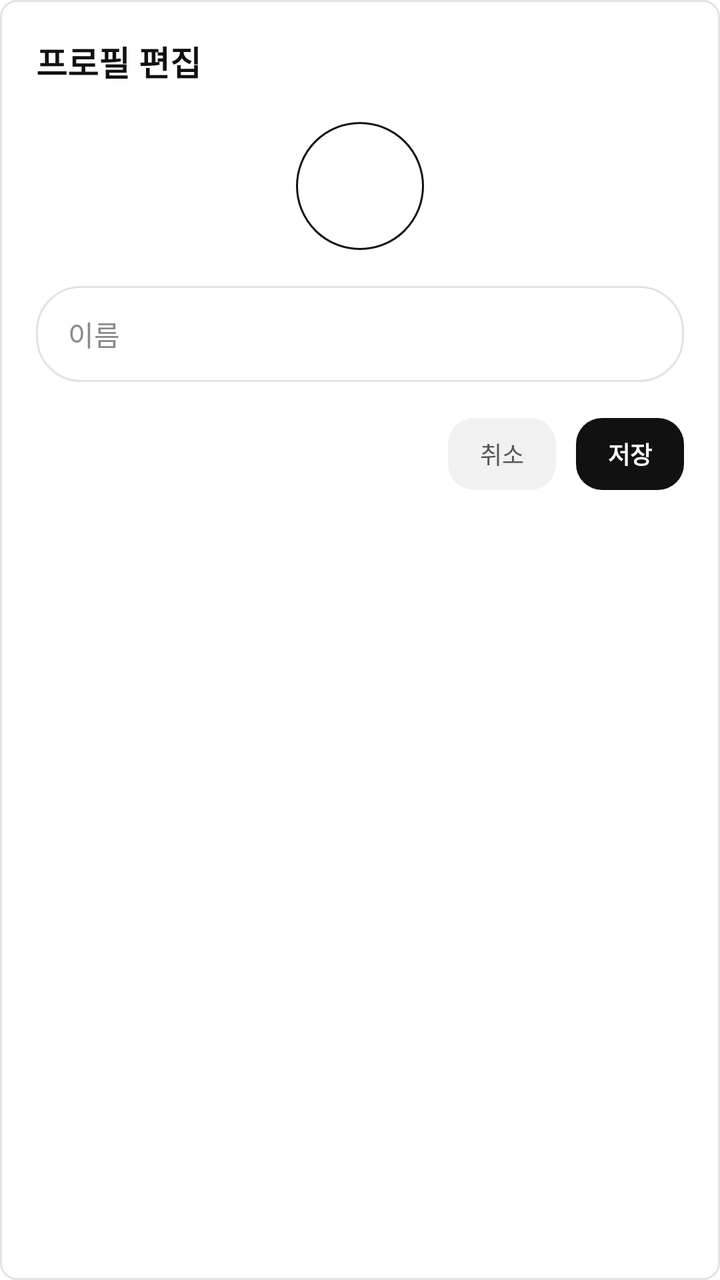
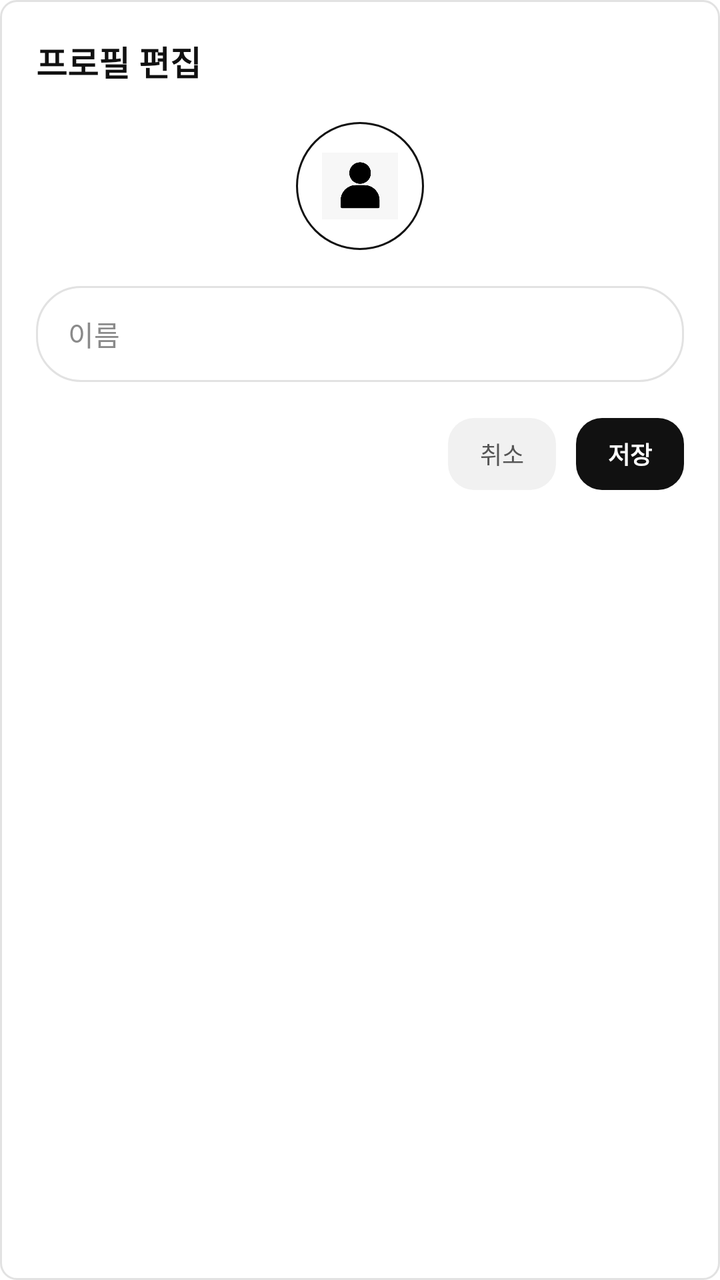

Before-and-after screenshots of an Android layout around one commit, followed by the original layout XML and the change that was made.
<!-- AndroidManifest.xml: application theme Theme.TrailNote -->
<!-- res/layout/dialog_edit_profile.xml -->
<?xml version="1.0" encoding="utf-8"?>
<LinearLayout xmlns:android="http://schemas.android.com/apk/res/android"
    android:layout_width="match_parent"
    android:layout_height="wrap_content"
    android:background="@drawable/bg_card"
    android:orientation="vertical"
    android:padding="18dp">

    <TextView
        style="@style/TrailText.Section"
        android:layout_width="match_parent"
        android:layout_height="wrap_content"
        android:text="&#54532;&#47196;&#54596; &#54200;&#51665;"
        android:textSize="17sp" />

    <TextView
        android:id="@+id/avatarPreviewText"
        android:layout_width="64dp"
        android:layout_height="64dp"
        android:layout_gravity="center_horizontal"
        android:layout_marginTop="18dp"
        android:background="@drawable/bg_profile_avatar"
        android:gravity="center"
        android:textColor="@color/trail_ink"
        android:textSize="30sp" />

    <EditText
        android:id="@+id/nameEditText"
        android:layout_width="match_parent"
        android:layout_height="48dp"
        android:layout_marginTop="18dp"
        android:background="@drawable/bg_input_rounded"
        android:hint="&#51060;&#47492;"
        android:inputType="textPersonName|textNoSuggestions"
        android:paddingStart="16dp"
        android:paddingEnd="16dp"
        android:singleLine="true"
        android:textColor="@color/trail_ink"
        android:textColorHint="@color/trail_muted"
        android:textSize="14sp" />

    <LinearLayout
        android:layout_width="match_parent"
        android:layout_height="wrap_content"
        android:layout_marginTop="18dp"
        android:gravity="end"
        android:orientation="horizontal">

        <TextView
            android:id="@+id/cancelButton"
            android:layout_width="wrap_content"
            android:layout_height="36dp"
            android:background="@drawable/bg_profile_small_button"
            android:gravity="center"
            android:paddingStart="16dp"
            android:paddingEnd="16dp"
            android:text="&#52712;&#49548;"
            android:textColor="@color/trail_text_secondary"
            android:textSize="12sp" />

        <TextView
            android:id="@+id/saveButton"
            android:layout_width="wrap_content"
            android:layout_height="36dp"
            android:layout_marginStart="10dp"
            android:background="@drawable/bg_profile_save_button"
            android:gravity="center"
            android:paddingStart="16dp"
            android:paddingEnd="16dp"
            android:text="&#51200;&#51109;"
            android:textColor="@color/white"
            android:textSize="12sp"
            android:textStyle="bold" />
    </LinearLayout>
</LinearLayout>
<!-- resources referenced by this layout -->
<resources>
  <color name="trail_ink">#FF111111</color>
  <color name="trail_muted">#FF8A8A8A</color>
  <color name="trail_text_secondary">#FF555555</color>
  <color name="white">#FFFFFFFF</color>
  <!-- drawable bg_card (drawable) -->
  <?xml version="1.0" encoding="utf-8"?>
  <shape xmlns:android="http://schemas.android.com/apk/res/android">
      <solid android:color="@color/white" />
      <stroke android:width="1dp" android:color="@color/trail_line" />
      <corners android:radius="@dimen/card_radius" />
  </shape>
  <!-- drawable bg_input_rounded (drawable) -->
  <?xml version="1.0" encoding="utf-8"?>
  <shape xmlns:android="http://schemas.android.com/apk/res/android">
      <solid android:color="@color/white" />
      <stroke android:width="1dp" android:color="@color/trail_line" />
      <corners android:radius="22dp" />
      <padding android:left="16dp" android:top="11dp" android:right="16dp" android:bottom="11dp" />
  </shape>
  <!-- drawable bg_profile_avatar (drawable) -->
  <?xml version="1.0" encoding="utf-8"?>
  <shape xmlns:android="http://schemas.android.com/apk/res/android" android:shape="oval">
      <solid android:color="@color/white" />
      <stroke android:width="1dp" android:color="@color/trail_ink" />
  </shape>
  <!-- drawable bg_profile_save_button (drawable) -->
  <?xml version="1.0" encoding="utf-8"?>
  <shape xmlns:android="http://schemas.android.com/apk/res/android">
      <solid android:color="@color/trail_ink" />
      <corners android:radius="13dp" />
      <padding android:left="10dp" android:top="5dp" android:right="10dp" android:bottom="5dp" />
  </shape>
  <!-- drawable bg_profile_small_button (drawable) -->
  <?xml version="1.0" encoding="utf-8"?>
  <shape xmlns:android="http://schemas.android.com/apk/res/android">
      <solid android:color="@color/trail_chip" />
      <corners android:radius="13dp" />
      <padding android:left="10dp" android:top="5dp" android:right="10dp" android:bottom="5dp" />
  </shape>
  <style name="TrailText.Section" parent="TrailText.Base">
          <item name="android:textColor">@color/trail_ink</item>
          <item name="android:textSize">14sp</item>
          <item name="android:textStyle">bold</item>
      </style>
  <style name="Theme.TrailNote" parent="Theme.MaterialComponents.DayNight.NoActionBar">
          <item name="colorPrimary">@color/trail_ink</item>
          <item name="colorPrimaryVariant">@color/trail_ink</item>
          <item name="colorSecondary">@color/trail_ink</item>
          <item name="android:fontFamily">sans-serif</item>
          <item name="android:windowLightStatusBar">true</item>
          <item name="android:statusBarColor">@color/trail_bg</item>
          <item name="android:navigationBarColor">@color/white</item>
      </style>
  <color name="trail_line">#FFE2E2E2</color>
  <dimen name="card_radius">8dp</dimen>
  <color name="trail_chip">#FFF1F1F1</color>
  <style name="TrailText.Base">
          <item name="android:fontFamily">sans-serif</item>
      </style>
  <color name="trail_bg">#FFFAFAFA</color>
</resources>

<!-- the commit's change to res/layout/dialog_edit_profile.xml (unified diff, before → after) -->
@@ -13,16 +13,17 @@
         android:text="&#54532;&#47196;&#54596; &#54200;&#51665;"
         android:textSize="17sp" />
 
-    <TextView
-        android:id="@+id/avatarPreviewText"
+    <ImageView
+        android:id="@+id/avatarPreviewImage"
         android:layout_width="64dp"
         android:layout_height="64dp"
         android:layout_gravity="center_horizontal"
         android:layout_marginTop="18dp"
         android:background="@drawable/bg_profile_avatar"
-        android:gravity="center"
-        android:textColor="@color/trail_ink"
-        android:textSize="30sp" />
+        android:contentDescription="@string/profile"
+        android:padding="13dp"
+        android:scaleType="fitCenter"
+        android:src="@drawable/ic_default_profile" />
 
     <EditText
         android:id="@+id/nameEditText"
<!-- resource entries referenced after the edit -->
@@ -39,6 +39,8 @@
       <corners android:radius="13dp" />
       <padding android:left="10dp" android:top="5dp" android:right="10dp" android:bottom="5dp" />
   </shape>
+  <!-- drawable ic_default_profile: png bitmap (drawable-nodpi, 6602 bytes) -->
+  <string name="profile">프로필</string>
   <style name="TrailText.Section" parent="TrailText.Base">
           <item name="android:textColor">@color/trail_ink</item>
           <item name="android:textSize">14sp</item>
